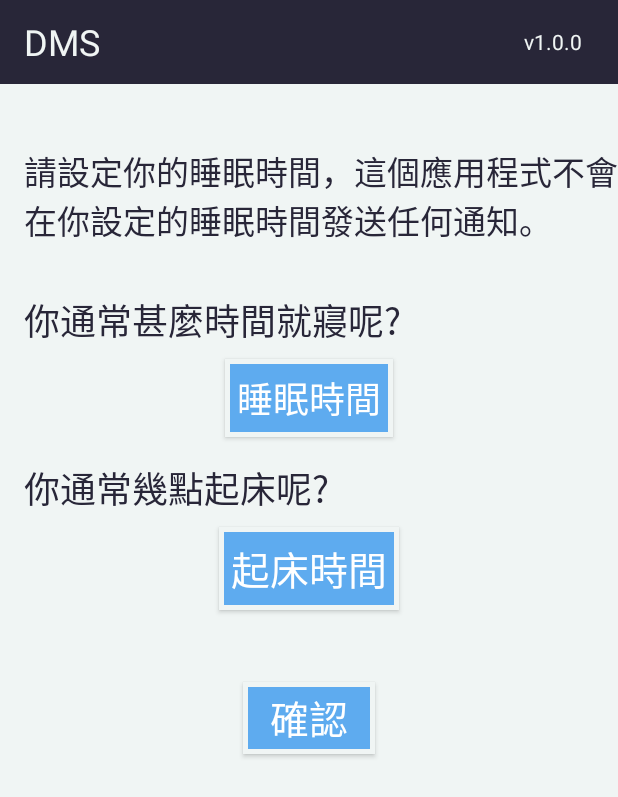
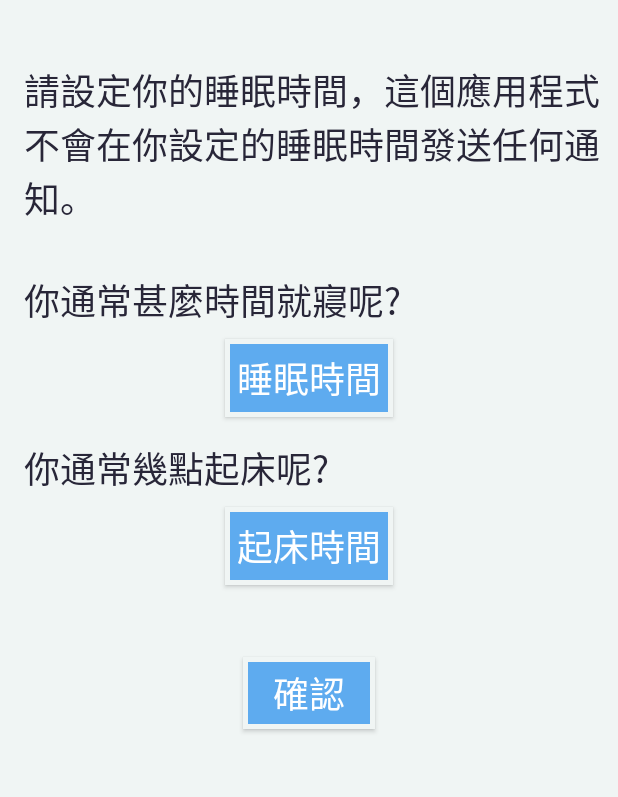
Before and after one commit to NCTUMUILab/Minuku2_ohio_Taiwan, an Android app: the Sleepingohio screen opened directly, with no data from a screen before it, on a phone screen of 412 x 824 dp. Shown: the top 797 px of the screen. Run offline under Robolectric (Android 15) with nearby library versions, the phone set to English and light mode, and no system bars.

Commit message:
ui text color for trip fixed

```diff
--- a/app/src/main/java/edu/ohio/minuku_2/service/BackgroundService.java
+++ b/app/src/main/java/edu/ohio/minuku_2/service/BackgroundService.java
@@ -174,7 +174,7 @@ public class BackgroundService extends Service {
 
         mNotificationManager = (NotificationManager) getSystemService(NOTIFICATION_SERVICE);
 
-        ongoingNotificationText = sharedPrefs.getString("ongoingNotificationText", "0 New Trips");
+        ongoingNotificationText = sharedPrefs.getString("ongoingNotificationText", "還沒有新行程");
 
         Config.daysInSurvey = sharedPrefs.getInt("daysInSurvey", Config.daysInSurvey);
 
@@ -603,7 +603,7 @@ public class BackgroundService extends Service {
         }
 
         ongoingNotificationText = unfilledTrips + Constants.NOTIFICATION_TEXT_NEW_TRIPS;
-
+        if(unfilledTrips == 0) ongoingNotificationText = "還沒有新行程";
         if(unfilledTrips==1){
 
             ongoingNotificationText = unfilledTrips + Constants.NOTIFICATION_TEXT_NEW_TRIP;
--- a/app/src/main/res/layout/recordinglistview_ohio.xml
+++ b/app/src/main/res/layout/recordinglistview_ohio.xml
@@ -9,5 +9,6 @@
     android:paddingStart="?android:attr/listPreferredItemPaddingStart"
     android:paddingEnd="?android:attr/listPreferredItemPaddingEnd"
     android:minHeight="?android:attr/listPreferredItemHeightSmall"
-    android:background="@color/theme_background_color"
-    android:textColor="@color/text_color_light"/>
+    android:background="@color/light_shades"
+    android:textColor="@color/text_default"
+    android:text="Time bla bla bla annotation"/>
--- a/app/src/main/res/layout/settingsleeptimepage.xml
+++ b/app/src/main/res/layout/settingsleeptimepage.xml
@@ -4,35 +4,7 @@
     android:layout_height="match_parent"
     android:weightSum="1"
     android:background="@color/theme_background_color">
-    <android.support.v7.widget.Toolbar
-        android:id="@+id/toolbar"
-        android:layout_width="match_parent"
-        android:layout_height="wrap_content"
-        android:background="@color/status_bar_color"
-        android:minHeight="?attr/actionBarSize"
-        android:theme="?attr/actionBarTheme">
 
-        <TextView
-            android:id="@+id/toolbar_title"
-            android:layout_width="wrap_content"
-            android:layout_height="wrap_content"
-            android:layout_gravity="left"
-            android:text="DMS"
-            android:paddingLeft="0dp"
-            android:textSize="24sp"
-            android:textColor="@color/light_shades" />
-
-        <TextView
-            android:id="@+id/app_version"
-            android:layout_width="wrap_content"
-            android:layout_height="wrap_content"
-            android:layout_gravity="right"
-            android:paddingRight="24dp"
-            android:text="v1.0.0"
-            android:textColor="@color/light_shades"
-            android:textSize="14sp" />
-
-    </android.support.v7.widget.Toolbar>
     <TextView
         android:id="@+id/description"
         android:layout_width="match_parent"
@@ -41,7 +13,7 @@
         android:paddingTop="42dp"
         android:textColor="@color/text_color_light"
         android:text="請設定你的睡眠時間，這個應用程式不會在你設定的睡眠時間發送任何通知。"
-        android:textSize="22sp" />
+        android:textSize="24sp" />
 
     <Space
         android:layout_width="match_parent"
@@ -95,7 +67,7 @@
         android:layout_gravity="center_horizontal|center"
         android:text="起床時間"
         android:padding="8dp"
-        android:textSize="26sp" />
+        android:textSize="24sp" />
 
     <Space
         android:layout_width="match_parent"
@@ -110,6 +82,6 @@
         android:layout_gravity="center"
         android:text="確認"
 
-        android:textSize="26sp" />
+        android:textSize="24sp" />
 
 </LinearLayout>
--- a/app/src/main/res/values/colors.xml
+++ b/app/src/main/res/values/colors.xml
@@ -71,8 +71,8 @@
     <color name="list_view_color">@color/theme_background_color</color>
     <color name="status_bar_color">@color/dark_shades</color>
     <color name="listed_trip_color"></color>
-    <color name="listed_trip_ongoing_text_color"></color>
-    <color name="listed_trip_not_ongoing_text_color"></color>
+    <color name="listed_trip_ongoing_text_color">@color/main_brand_color</color>
+    <color name="listed_trip_not_ongoing_text_color">@color/dark_shades</color>
 
 
     <color name="survey_button_background_color_available">@color/main_brand_color</color>
--- a/app/src/main/res/values/styles.xml
+++ b/app/src/main/res/values/styles.xml
@@ -40,7 +40,7 @@
         <item name="android:windowNoTitle">true</item>
         <item name="colorPrimary">@color/theme_background_color</item>
         <item name="colorPrimaryDark">@color/status_bar_color</item>
-        <item name="android:navigationBarColor">@color/theme_background_color</item>
+        <item name="android:navigationBarColor">@color/status_bar_color</item>
     </style>
 
     <style name="ThemePurple" parent="Theme.AppCompat.Light.DarkActionBar">
```
Also changed, not shown: app/src/main/AndroidManifest.xml (+3 -10 lines), app/src/main/java/edu/ohio/minuku_2/MainActivity.java (+17 -19 lines), app/src/main/java/edu/ohio/minuku_2/Receiver/WifiReceiver.java (+8 -8 lines), app/src/main/java/edu/ohio/minuku_2/controller/OhioListAdapter.java (+6 -3 lines), app/src/main/res/layout/homepage.xml (+13 -5 lines), app/src/main/res/layout/surveypage.xml (+6 -5 lines), minuku2-extended/src/main/java/edu/ohio/minuku/config/Constants.java (+4 -4 lines), 2 other files.
